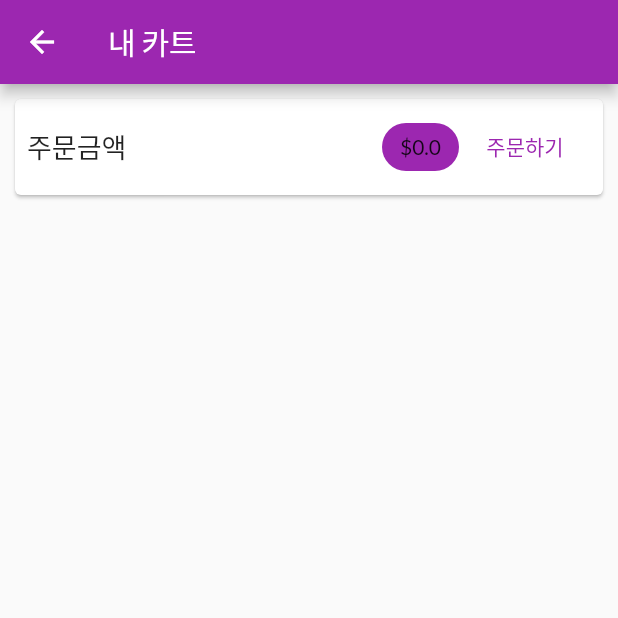
After one commit to melow2/Flutter-Master, a Flutter app: the CartScreen screen opened by its route, on a phone screen of 412 x 824 dp, the top half of it. The commit adds this screen. Run offline on Flutter 3.47's test engine with Material 2 defaults, Android fonts, the phone set to English and light mode, and no system bars; network calls fail.

Commit message:
[개발] 내 카트 화면 개발.

```diff
--- a/lib/main.dart
+++ b/lib/main.dart
@@ -2,6 +2,7 @@ import 'package:flutter/cupertino.dart';
 import 'package:flutter/material.dart';
 import 'package:provider/provider.dart';
 import 'package:quiz_flutter/providers/cart.dart';
+import 'package:quiz_flutter/screens/cart_screen.dart';
 import 'package:quiz_flutter/screens/product_detail_screen.dart';
 import 'package:quiz_flutter/screens/products_overview_screen.dart';
 
@@ -25,7 +26,10 @@ class ShopApp extends StatelessWidget {
           fontFamily: 'Lato',
         ),
         home: ProductOverviewScreen(),
-        routes: {ProductDetailScreen.routeName: (ctx) => ProductDetailScreen()},
+        routes: {
+          CartScreen.routeName: (ctx) => CartScreen(),
+          ProductDetailScreen.routeName: (ctx) => ProductDetailScreen()
+          },
       ),
     );
   }
--- a/lib/providers/cart.dart
+++ b/lib/providers/cart.dart
@@ -18,6 +18,14 @@ class Cart with ChangeNotifier {
 
   int get itemCount {
     return _items.length;
+  }
+
+  double get totalAmount {
+    var total = 0.0;
+    _items.forEach((key, cartItem) {
+      total+=cartItem.price * cartItem.quantity;
+     });
+    return total;
   }
 
   Map<String, CartItem> get items {
--- /dev/null
+++ b/lib/screens/cart_screen.dart
@@ -0,0 +1,41 @@
+import 'package:flutter/material.dart';
+import 'package:provider/provider.dart';
+import 'package:quiz_flutter/providers/cart.dart';
+
+class CartScreen extends StatelessWidget {
+  static const routeName = '/cart';
+
+  @override
+  Widget build(BuildContext context) {
+    var cart = Provider.of<Cart>(context, listen: false);
+
+    return Scaffold(
+      appBar: AppBar(title: Text('내 카트')),
+      body: Column(
+        children: [
+          Card(
+            margin: const EdgeInsets.all(10),
+            child: Padding(
+              padding: const EdgeInsets.all(8),
+              child: Row(
+                mainAxisAlignment: MainAxisAlignment.spaceBetween,
+                children: [
+                  const Text('주문금액', style: TextStyle(fontSize: 18)),
+                  Spacer(),
+                  Chip(
+                    label: Text('\$${cart.totalAmount}'),
+                    backgroundColor: Theme.of(context).primaryColor,
+                  ),
+                  FlatButton(
+                      onPressed: () {},
+                      child: Text('주문하기'),
+                      textColor: Theme.of(context).primaryColor)
+                ],
+              ),
+            ),
+          )
+        ],
+      ),
+    );
+  }
+}
--- a/lib/screens/products_overview_screen.dart
+++ b/lib/screens/products_overview_screen.dart
@@ -1,6 +1,7 @@
 import 'package:flutter/material.dart';
 import 'package:provider/provider.dart';
 import 'package:quiz_flutter/providers/cart.dart';
+import 'package:quiz_flutter/screens/cart_screen.dart';
 import 'package:quiz_flutter/widgets/badge.dart';
 import 'package:quiz_flutter/widgets/product_grid.dart';
 
@@ -46,7 +47,7 @@ class _ProductOverviewScreenState extends State<ProductOverviewScreen> {
               child: IconButton(
                   icon: Icon(Icons.shopping_cart),
                   onPressed: () {
-
+                    Navigator.of(context).pushNamed(CartScreen.routeName);
                   },
                 ),
             )
--- a/lib/widgets/product_item.dart
+++ b/lib/widgets/product_item.dart
@@ -8,7 +8,7 @@ class ProductItem extends StatelessWidget {
   @override
   Widget build(BuildContext context) {
     final productData = Provider.of<Product>(context, listen: false);
-    final productCart = Provider.of<Cart>(context,listen:true);
+    // final productCart = Provider.of<Cart>(context,listen:false);
 
     print("product rebuild() #1");
     return ClipRRect(
@@ -37,7 +37,7 @@ class ProductItem extends StatelessWidget {
             trailing: Consumer<Cart>(
               builder: (ctx, cart, child) => IconButton(
                   onPressed: () {
-                    productCart.addItem(
+                    cart.addItem(
                         productData.id, productData.price, productData.title);
                   },
                   icon: Icon(Icons.shopping_cart),
```
